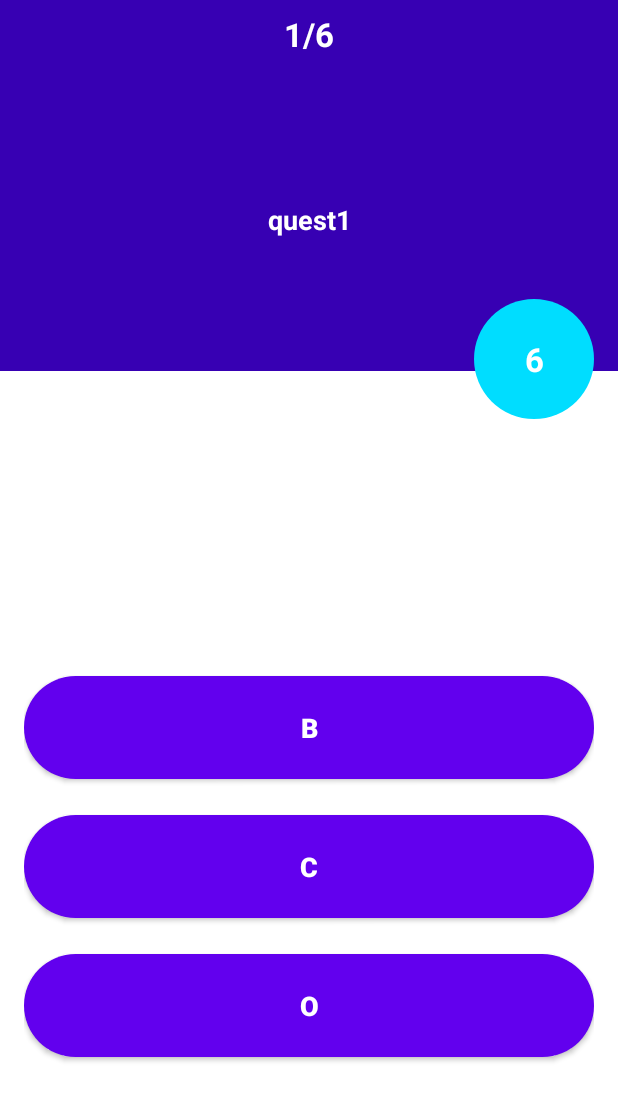
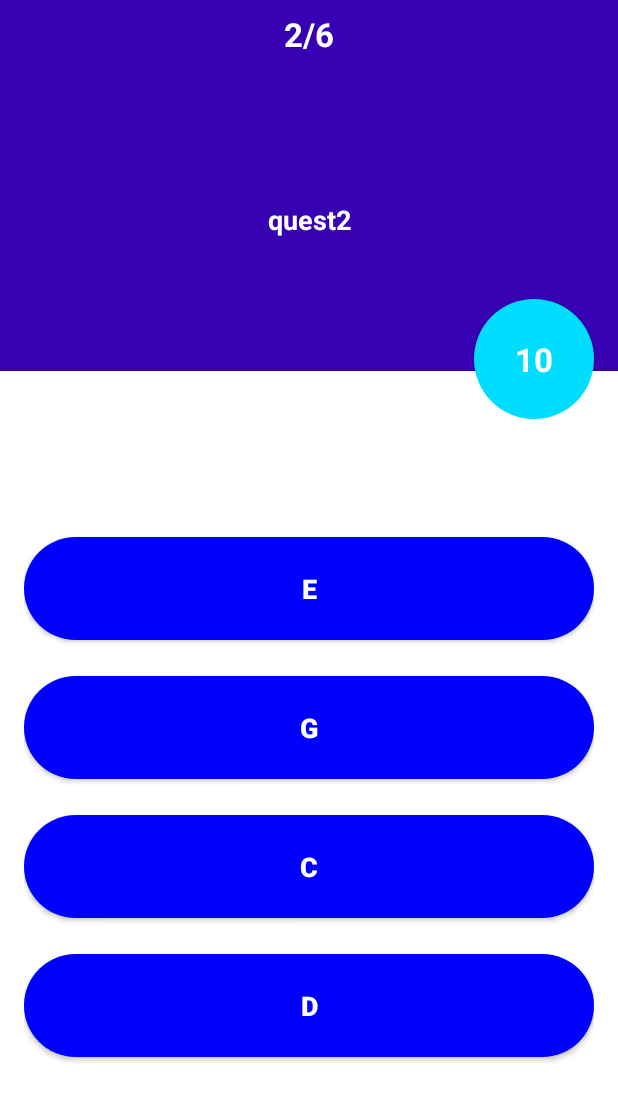
Before and after one commit to nabilChemkhi/QuizEt, an Android app: the QuestionsActivity screen opened directly, with no data from a screen before it, after a tap on an icon or button, on a phone screen of 412 x 824 dp. Shown: the top 1101 px of the screen. Run offline under Robolectric (Android 15) with nearby library versions, the phone set to English and light mode, and no system bars; 1 other tap on this screen came first.

Commit message:
question reponse sequences

```diff
--- a/app/src/main/java/com/example/quizet/QuestionsActivity.java
+++ b/app/src/main/java/com/example/quizet/QuestionsActivity.java
@@ -4,8 +4,11 @@ import androidx.appcompat.app.AppCompatActivity;
 
 import android.animation.Animator;
 import android.content.Intent;
+import android.content.res.ColorStateList;
+import android.graphics.Color;
 import android.os.Bundle;
 import android.os.CountDownTimer;
+import android.os.Handler;
 import android.view.View;
 import android.view.animation.DecelerateInterpolator;
 import android.widget.Button;
@@ -22,6 +25,7 @@ public class QuestionsActivity extends AppCompatActivity implements View.OnClick
 
     private List<Question> questionList;
     private  int curentQust;
+    private CountDownTimer countDown;
 
     @Override
     protected void onCreate(Bundle savedInstanceState) {
@@ -72,10 +76,11 @@ public class QuestionsActivity extends AppCompatActivity implements View.OnClick
     }
 
     private void startTimer() {
-        CountDownTimer countDown = new CountDownTimer(10000,1000) {
+         countDown = new CountDownTimer(11000,1000) {
             @Override
             public void onTick(long millisUntilFinished) {
-                timer.setText(String.valueOf(millisUntilFinished / 1000));
+                if(millisUntilFinished < 10000)
+                  timer.setText(String.valueOf(millisUntilFinished / 1000));
 
             }
 
@@ -106,22 +111,59 @@ public class QuestionsActivity extends AppCompatActivity implements View.OnClick
                 break;
             default:
         }
-     checkAnswer(selectedOption);
+        countDown.cancel();
+     checkAnswer(selectedOption , v);
     }
 
-    private void checkAnswer(int selectedOption) {
+    private void checkAnswer(int selectedOption, View view) {
         if(selectedOption==questionList.get(curentQust).getCorrectAnswer()){
             //right answer
+            ((Button)view).setBackgroundTintList(ColorStateList.valueOf(Color.GREEN));
         }
         else {
             //wrong answer
+            ((Button)view).setBackgroundTintList(ColorStateList.valueOf(Color.RED));
+            switch (questionList.get(curentQust).getCorrectAnswer()){
+                case 1:
+                    option1.setBackgroundTintList(ColorStateList.valueOf(Color.GREEN));
+                    break;
+                case 2:
+                    option2.setBackgroundTintList(ColorStateList.valueOf(Color.GREEN));
+                    break;
+                case 3:
+                    option3.setBackgroundTintList(ColorStateList.valueOf(Color.GREEN));
+                    break;
+                case 4:
+                    option4.setBackgroundTintList(ColorStateList.valueOf(Color.GREEN));
+                    break;
+                default://
+            }
         }
-        changeQuestion();
+        //delais before changing quest
+        Handler handler = new Handler();
+        handler.postDelayed(new Runnable() {
+            @Override
+            public void run() {
+                changeQuestion();
+
+            }
+        },2000);
+
     }
 
     private void changeQuestion() {
         if(curentQust < questionList.size() - 1){
-            playAnimation(option1,0);
+            curentQust ++ ;
+            playAnimation(question,0,0);
+            playAnimation(option1,0,1);
+            playAnimation(option2,0,2);
+            playAnimation(option3,0,3);
+            playAnimation(option4,0,4);
+
+            qustCount.setText(String.valueOf(curentQust + 1) + "/" + questionList.size());
+            timer.setText(String.valueOf(10));
+            startTimer();
+
         }
         else{
             //score activity
@@ -131,12 +173,37 @@ public class QuestionsActivity extends AppCompatActivity implements View.OnClick
         }
     }
 
-    private void playAnimation(View view, final int value) {
+    private void playAnimation(View view, final int value, int numView) {
         view.animate().alpha(value).scaleX(value).scaleY(value).setDuration(500)
                 .setStartDelay(100).setInterpolator(new DecelerateInterpolator())
                 .setListener(new Animator.AnimatorListener() {
                     @Override
                     public void onAnimationStart(Animator animation) {
+                        if (value==0){
+                            switch (numView){
+                                case 0:
+                                    ((TextView) view).setText(questionList.get(curentQust).getQuestion());
+                                    break;
+                                case 1:
+                                    ((Button) view).setText(questionList.get(curentQust).getOptionA());
+                                    break;
+                                case 2:
+                                    ((Button) view).setText(questionList.get(curentQust).getOptionB());
+                                    break;
+                                case 3:
+                                    ((Button) view).setText(questionList.get(curentQust).getOptionC());
+                                    break;
+                                case 4:
+                                    ((Button) view).setText(questionList.get(curentQust).getOptionD());
+                                    break;
+                                //default://
+                            }
+                            if(numView != 0)
+                               // ((Button)view).setBackgroundTintList(ColorStateList.valueOf(Color.parseColor("0000FF")));
+                                ((Button)view).setBackgroundTintList(ColorStateList.valueOf(Color.BLUE));
+                            playAnimation(view,1,numView);
+
+                        }
 
                     }
 
--- a/app/src/main/java/com/example/quizet/SplashActivity.java
+++ b/app/src/main/java/com/example/quizet/SplashActivity.java
@@ -39,6 +39,7 @@ public class SplashActivity extends AppCompatActivity {
         }
                 Intent intent = new Intent(SplashActivity.this, MainActivity.class);
             startActivity(intent);
+                finish();
 
             }
         }).start();
```
Also changed, not shown: app/src/main/java/com/example/quizet/SetAdapter.java (+11 -0 lines), app/src/main/res/layout/activity_score.xml (+11 -0 lines).
